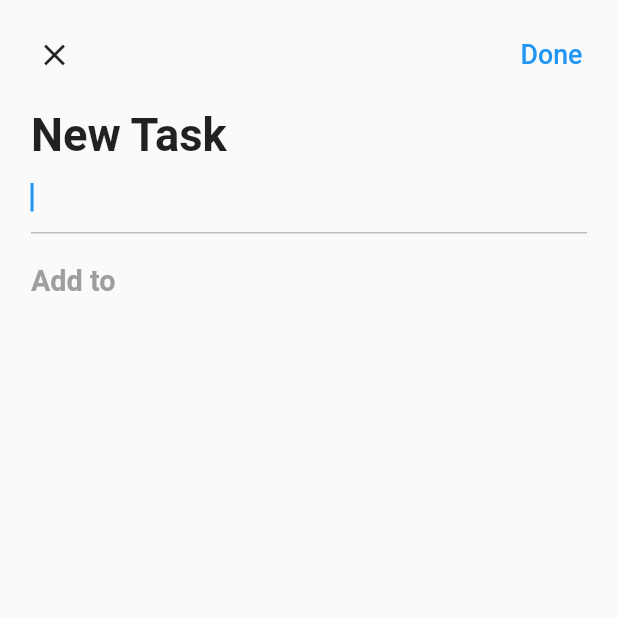
After one commit to kuldeep2code/todo-app-getx-flutter, a Flutter app: the AddDialog screen opened directly, on a phone screen of 412 x 824 dp, the top half of it. The commit adds this screen. Run offline on Flutter 3.47's test engine with Material 2 defaults, Android fonts, the light colour scheme and no system bars; our stand-ins replace dotted_border, flutter_easyloading, get, get_storage, step_progress_indicator; accounts and stored records are empty; statements that could not run were skipped.

Commit message:
day3 commited

```diff
--- a/lib/app/modules/home/controller.dart
+++ b/lib/app/modules/home/controller.dart
@@ -8,6 +8,7 @@ class HomeController extends GetxController {
   final formKey = GlobalKey<FormState>();
   final formEditCtrl = TextEditingController();
   final chipIndex = 0.obs;
+  final deleting = false.obs;
   TaskRepository taskRepository;
 
   HomeController({
@@ -15,6 +16,7 @@ class HomeController extends GetxController {
   });
 
   final tasks = <Task>[].obs;
+  final task = Rx<Task?>(null);
 
   @override
   void onInit() {
@@ -26,11 +28,20 @@ class HomeController extends GetxController {
   @override
   void onClose() {
     // TODO: implement onClose
+    formEditCtrl.dispose();
     super.onClose();
   }
 
   void changeChipIndex(int value) {
     chipIndex.value = value;
+  }
+
+  void changeDeleting(bool value) {
+    deleting.value = value;
+  }
+
+  void changeTask(Task? select) {
+    task.value = select;
   }
 
   bool addTask(Task task) {
@@ -40,4 +51,26 @@ class HomeController extends GetxController {
     tasks.add(task);
     return true;
   }
+
+  void deleteTask(Task task) {
+    tasks.remove(task);
+  }
+
+  updateTask(Task task, String title) {
+    var todos = task.todos ?? [];
+    if (containTodo(todos, title)) {
+      return false;
+    }
+    var todo = {'title': title, 'done': false};
+    todos.add(todo);
+    var newTask = task.copyWith(todos: todos);
+    int oldIdx = tasks.indexOf(task);
+    tasks[oldIdx] = newTask;
+    tasks.refresh();
+    return true;
+  }
+
+  bool containTodo(List todos, String title) {
+    return todos.any((element) => element['title'] == title);
+  }
 }
--- a/lib/app/modules/home/view.dart
+++ b/lib/app/modules/home/view.dart
@@ -1,8 +1,12 @@
 import 'package:flutter/material.dart';
+import 'package:flutter_easyloading/flutter_easyloading.dart';
 import 'package:get/get.dart';
 import 'package:todo_app_getx/app/core/utils/extensions.dart';
+import 'package:todo_app_getx/app/core/values/colors.dart';
+import 'package:todo_app_getx/app/data/models/task.dart';
 import 'package:todo_app_getx/app/modules/home/controller.dart';
 import 'package:todo_app_getx/app/modules/home/widgets/add_card.dart';
+import 'package:todo_app_getx/app/modules/home/widgets/add_dialog.dart';
 import 'package:todo_app_getx/app/modules/home/widgets/task_card.dart';
 
 class HomePage extends GetView<HomeController> {
@@ -30,7 +34,17 @@ class HomePage extends GetView<HomeController> {
                 shrinkWrap: true,
                 physics: const ClampingScrollPhysics(),
                 children: [
-                  ...controller.tasks.map((element) => TaskCard(task: element)),
+                  ...controller.tasks.map((element) => LongPressDraggable(
+                      data: element,
+                      onDragStarted: () => controller.changeDeleting(true),
+                      onDraggableCanceled: (velocity, offset) =>
+                          controller.changeDeleting(false),
+                      onDragEnd: (details) => controller.changeDeleting(false),
+                      feedback: Opacity(
+                        opacity: 0.5,
+                        child: TaskCard(task: element),
+                      ),
+                      child: TaskCard(task: element))),
                   AddCard(),
                 ],
               ),
@@ -38,6 +52,27 @@ class HomePage extends GetView<HomeController> {
           ],
         ),
       ),
+      floatingActionButton: DragTarget<Task>(
+        builder: (_, __, ____) {
+          return Obx(
+            () => FloatingActionButton(
+              onPressed: () {
+                if (controller.tasks.isNotEmpty) {
+                  Get.to(() => AddDialog(), transition: Transition.downToUp);
+                } else {
+                  EasyLoading.showInfo('Please create task first..');
+                }
+              },
+              backgroundColor: controller.deleting.value ? Colors.red : blue,
+              child: Icon(controller.deleting.value ? Icons.delete : Icons.add),
+            ),
+          );
+        },
+        onAccept: (Task task) {
+          controller.deleteTask(task);
+          EasyLoading.showSuccess('Deleted');
+        },
+      ),
     );
   }
 }
--- /dev/null
+++ b/lib/app/modules/home/widgets/add_dialog.dart
@@ -0,0 +1,154 @@
+import 'package:flutter/material.dart';
+import 'package:flutter_easyloading/flutter_easyloading.dart';
+import 'package:get/get.dart';
+import 'package:todo_app_getx/app/core/utils/extensions.dart';
+import 'package:todo_app_getx/app/core/values/colors.dart';
+import 'package:todo_app_getx/app/modules/home/controller.dart';
+
+class AddDialog extends StatelessWidget {
+  final homeCtrl = Get.find<HomeController>();
+  AddDialog({super.key});
+
+  @override
+  Widget build(BuildContext context) {
+    return Scaffold(
+      body: Form(
+        key: homeCtrl.formKey,
+        child: ListView(
+          children: [
+            Padding(
+              padding: EdgeInsets.all(3.0.wp),
+              child: Row(
+                mainAxisAlignment: MainAxisAlignment.spaceBetween,
+                children: [
+                  IconButton(
+                    onPressed: () {
+                      Get.back();
+                      homeCtrl.formEditCtrl.clear();
+                      homeCtrl.changeTask(null);
+                    },
+                    icon: const Icon(Icons.close),
+                  ),
+                  TextButton(
+                      style: ButtonStyle(
+                        overlayColor:
+                            MaterialStateProperty.all(Colors.transparent),
+                      ),
+                      onPressed: () {
+                        if (homeCtrl.formKey.currentState!.validate()) {
+                          if (homeCtrl.task.value == null) {
+                            EasyLoading.showError('Please select task type');
+                          } else {
+                            var success = homeCtrl.updateTask(
+                              homeCtrl.task.value!,
+                              homeCtrl.formEditCtrl.text,
+                            );
+                            if (success) {
+                              EasyLoading.showToast(
+                                  'Todo item added successfully');
+                              Get.back();
+                              homeCtrl.changeTask(null);
+                            } else {
+                              EasyLoading.showToast('Todo item already exists');
+                            }
+                            homeCtrl.formEditCtrl.clear();
+                          }
+                        }
+                      },
+                      child: Text(
+                        'Done',
+                        style: TextStyle(fontSize: 13.0.sp),
+                      ))
+                ],
+              ),
+            ),
+            Padding(
+              padding: EdgeInsets.symmetric(horizontal: 5.0.wp),
+              child: Text(
+                'New Task',
+                style:
+                    TextStyle(fontSize: 22.0.sp, fontWeight: FontWeight.bold),
+              ),
+            ),
+            Padding(
+              padding: EdgeInsets.symmetric(horizontal: 5.0.wp),
+              child: TextFormField(
+                controller: homeCtrl.formEditCtrl,
+                decoration: InputDecoration(
+                  focusedBorder: UnderlineInputBorder(
+                    borderSide: BorderSide(color: Colors.grey[400]!),
+                  ),
+                ),
+                autofocus: true,
+                validator: (value) {
+                  if (value == null || value.trim().isEmpty) {
+                    return 'Please enter your todo item';
+                  }
+                  return null;
+                },
+              ),
+            ),
+            Padding(
+              padding: EdgeInsets.only(
+                top: 5.0.wp,
+                right: 5.0.wp,
+                left: 5.0.wp,
+                bottom: 2.0.wp,
+              ),
+              child: Text(
+                'Add to',
+                style: TextStyle(
+                  fontSize: 14.0.sp,
+                  fontWeight: FontWeight.bold,
+                  color: Colors.grey,
+                ),
+              ),
+            ),
+            ...homeCtrl.tasks.map(
+              (element) => Obx(
+                () => InkWell(
+                  onTap: () {
+                    homeCtrl.changeTask(element);
+                  },
+                  child: Padding(
+                    padding: EdgeInsets.symmetric(
+                        horizontal: 5.0.wp, vertical: 2.0.wp),
+                    child: Row(
+                      mainAxisAlignment: MainAxisAlignment.spaceBetween,
+                      children: [
+                        Row(
+                          children: [
+                            Icon(
+                              IconData(element.icon,
+                                  fontFamily: 'MaterialIcons'),
+                              color: HexColor.fromHex(element.color),
+                            ),
+                            SizedBox(
+                              width: 3.0.wp,
+                            ),
+                            Text(
+                              element.title,
+                              style: TextStyle(
+                                fontWeight: FontWeight.bold,
+                                fontSize: 12.0.sp,
+                              ),
+                            ),
+                          ],
+                        ),
+                        if (homeCtrl.task.value == element)
+                          const Icon(
+                            Icons.check,
+                            color: blue,
+                          ),
+                      ],
+                    ),
+                  ),
+                ),
+              ),
+            ),
+          ],
+        ),
+      ),
+    );
+  }
+}
```
Also changed, not shown: lib/app/modules/detail/view.dart (added, +13 -0 lines).
